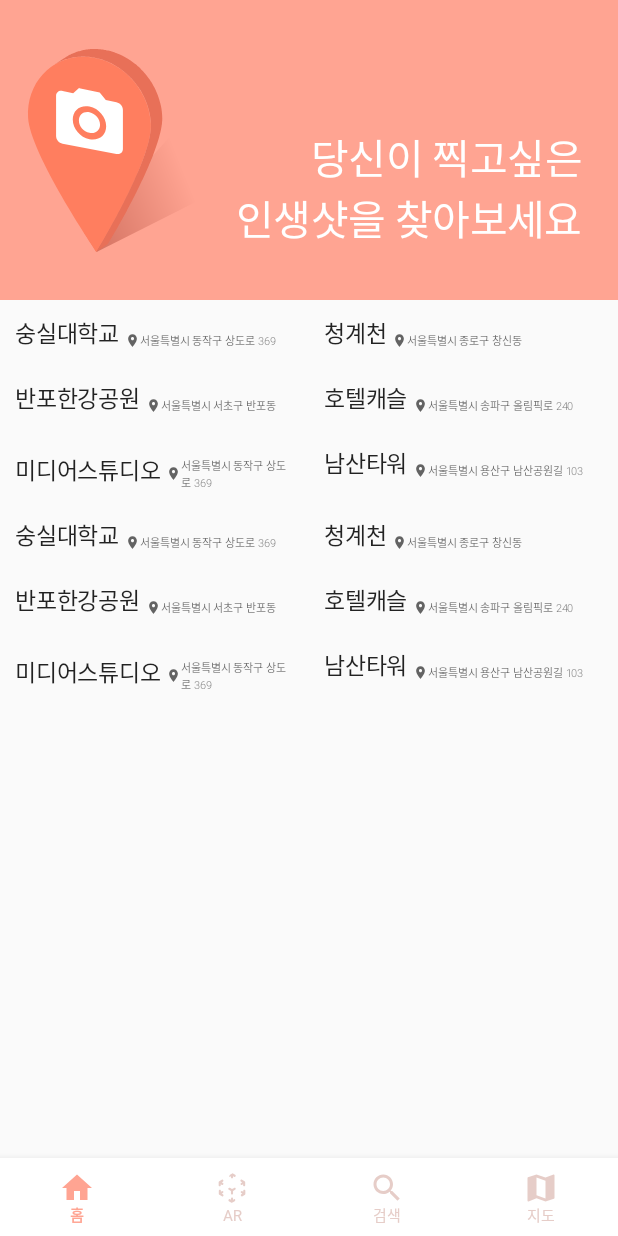
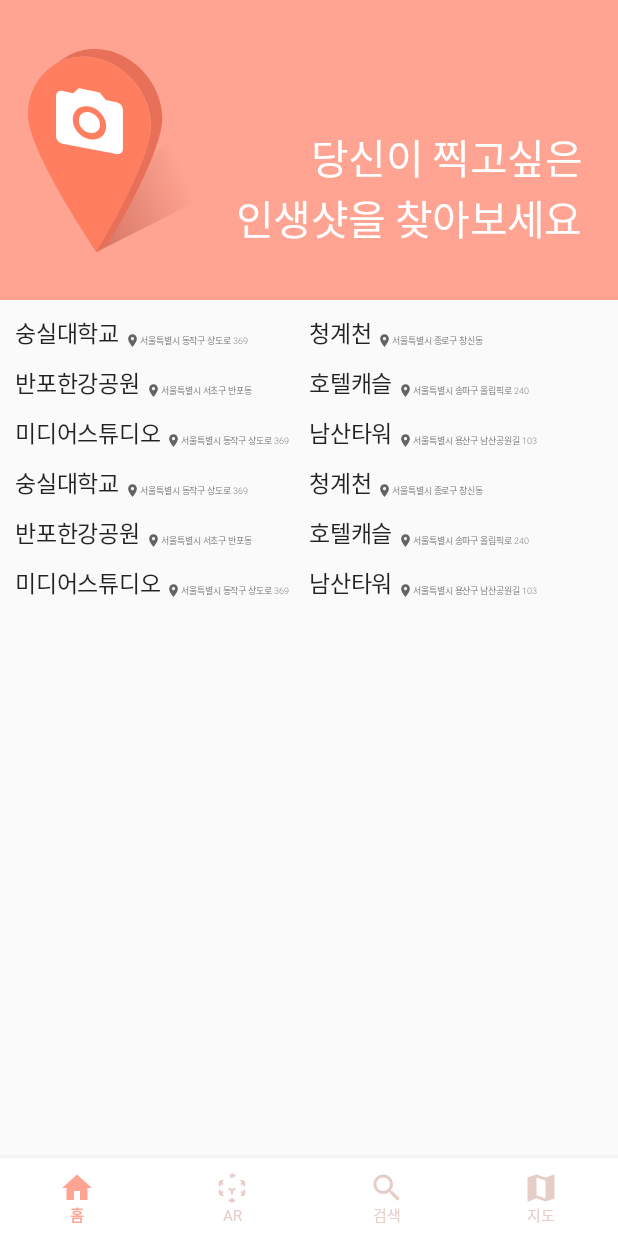
Before and after one commit to cars0106/Its_ability, an Android app: the screen it shows after launch (MainActivity), on a phone screen of 412 x 824 dp. Run offline under Robolectric (Android 15) with nearby library versions, the phone set to English and light mode, and no system bars; pictures from the network do not load.

Commit message:
RecyclerView Column Spacing 조절
RecyclerView 내부에 있는 두개의 열 사이에 있는 공백을 정확히 일치시키도록 코드를 수정했습니다.

이를 위해 RecyclerDecoration이라는 클래스를 새로 생성했으며, MainActivity에서도 이 RecyclerDecoration을 이용하여 RecyclerView 내부의 공백을 조절해주는 recyclerView.addItemDecoration() 함수를 추가하였습니다.

또한, 여백 정보를 저장하고 있을 dimens.xml파일을 새로 생성했습니다.

```diff
--- a/app/src/main/java/com/example/itsability/MainActivity.java
+++ b/app/src/main/java/com/example/itsability/MainActivity.java
@@ -59,6 +59,10 @@ public class MainActivity extends AppCompatActivity {
         https://stackoverflow.com/questions/40003238/recyclerview-2-columns-with-cardview
         Recycler View에서 두개의 줄을 만들기 위해서 LinearLayoutManager대신 GridLayoutManager를 사용합니다.
         이 부분은 위의 StackOverFlow 링크를 참조했습니다.
+
+        https://pupli.net/2017/07/31/android-recyclerview-gridlayoutmanager-column-spacing-by-itemdecoration/
+        Recycler View에서 줄 사이의 공백을 만드는데는 recyclerView.additemDecoration()을 사용합니다.
+        이 부분은 위의 링크를 참조했습니다.
         */
         RecyclerView recyclerView = findViewById(R.id.main_recyclerview);
         RecyclerView.LayoutManager mLayoutManager = new GridLayoutManager(this,2) {
@@ -69,10 +73,13 @@ public class MainActivity extends AppCompatActivity {
             }
         };
         recyclerView.setLayoutManager(mLayoutManager);
+        recyclerView.addItemDecoration(new RecyclerDecoration(getResources().getDimensionPixelSize(R.dimen.recycler_spacing)));
+
 
         adapter = new RecyclerAdapter();
         addAdapterItem();
         recyclerView.setAdapter(adapter);
+
 
 
     }
--- a/app/src/main/java/com/example/itsability/RecyclerAdapter.java
+++ b/app/src/main/java/com/example/itsability/RecyclerAdapter.java
@@ -9,16 +9,13 @@ import android.widget.ImageView;
 import android.widget.TextView;
 
 import com.bumptech.glide.Glide;
-import com.bumptech.glide.annotation.GlideModule;
-import com.bumptech.glide.module.AppGlideModule;
-
 import java.util.ArrayList;
 
 /*
 https://dev-imaec.tistory.com/27
 이 Java 코드는 RecyclerView에 데이터를 연결시키기 위한 RecyclerAdapter입니다.
 이 Java 코드는 위의 링크를 참조하여 작성되었습니다.
-        */
+*/
 
 public class RecyclerAdapter extends RecyclerView.Adapter<RecyclerAdapter.ItemViewHolder> {
 
@@ -70,10 +67,15 @@ public class RecyclerAdapter extends RecyclerView.Adapter<RecyclerAdapter.ItemVi
     }
 
         //View에 값을 Bind(할당, 연결) 시키는 메서드입니다.
+        /*
+        https://youngest-programming.tistory.com/25
+        ImageView에 사진을 할당할 때 Glide 라이브러리를 사용합니다.
+        Glide의 사용법은 위의 링크를 참조하시길 바랍니다.
+         */
         void onBind(RecyclerData data) {
             textView_PlaceName.setText(data.getLocationName());
             textView_PlaceAddr.setText(data.getLocationAddr());
-            Glide.with(imageView_PlaceImage).load(data.getImageUrl()).into(imageView_PlaceImage);
+            Glide.with(imageView_PlaceImage).load(data.getImageUrl()).thumbnail(0.3f).into(imageView_PlaceImage);
         }
     }
 }
--- /dev/null
+++ b/app/src/main/java/com/example/itsability/RecyclerDecoration.java
@@ -0,0 +1,36 @@
+package com.example.itsability;
+
+import android.graphics.Rect;
+import android.view.View;
+
+import androidx.recyclerview.widget.RecyclerView;
+
+/*
+https://pupli.net/2017/07/31/android-recyclerview-gridlayoutmanager-column-spacing-by-itemdecoration/
+이 클래스는 RecyclerView에서 열간의 공백을 만드는데 사용되는 클래스입니다.
+이 클래스는 위의 링크를 바탕으로 작성되었습니다.
+ */
+
+public class RecyclerDecoration extends RecyclerView.ItemDecoration {
+    private int space;
+
+    public RecyclerDecoration(int space) {
+        this.space = space;
+    }
+
+    @Override
+    public void getItemOffsets(Rect outRect, View view, RecyclerView parent, RecyclerView.State state) {
+
+        int layoutPos = parent.getChildLayoutPosition(view);
+
+        outRect.bottom = space;
+
+        //맨 위에 두개의 사진에만 Top Margin을 적용하기 위한 코드이다.
+        if (layoutPos <= 1) {outRect.top = space; }
+        else { outRect.top = 0; }
+
+        //왼쪽열에는 왼쪽,오른쪽 Margin을 모두 적용하고 오른쪽 열에는 Left Margin을 적용하지 않는다.
+        if(layoutPos%2==0) { outRect.left=space; outRect.right=space;}
+        else {outRect.left = 0; outRect.right=space;}
+    }
+}
--- a/app/src/main/res/layout/recycler_itemview.xml
+++ b/app/src/main/res/layout/recycler_itemview.xml
@@ -4,7 +4,6 @@
     xmlns:tools="http://schemas.android.com/tools"
     android:layout_width="match_parent"
     android:layout_height="wrap_content"
-    android:layout_margin="10dp"
     android:orientation="vertical"
     >
 
@@ -28,6 +27,7 @@
             android:layout_width="wrap_content"
             android:layout_height="wrap_content"
             android:layout_gravity="bottom"
+
             android:alpha="0.87"
             android:fontFamily="@font/notosanscjkkr_bold"
             android:text="PlaceName"
--- /dev/null
+++ b/app/src/main/res/values/dimens.xml
@@ -0,0 +1,4 @@
+<?xml version="1.0" encoding="utf-8"?>
+<resources>
+    <dimen name="recycler_spacing">10dp</dimen>
+</resources>
--- a/app/src/main/res/values/styles.xml
+++ b/app/src/main/res/values/styles.xml
@@ -47,7 +47,7 @@
     <style name="Textstyle_CardPlaceAddress" parent="@style/TextAppearance.MaterialComponents.Headline2">
         <item name="android:fontFamily">@font/notosanscjkkr_regular</item>
         <item name="android:textColor">@android:color/black</item>
-        <item name="android:textSize">7sp</item>
+        <item name="android:textSize">6sp</item>
         <item name="android:alpha">0.6</item>
     </style>
 
```
